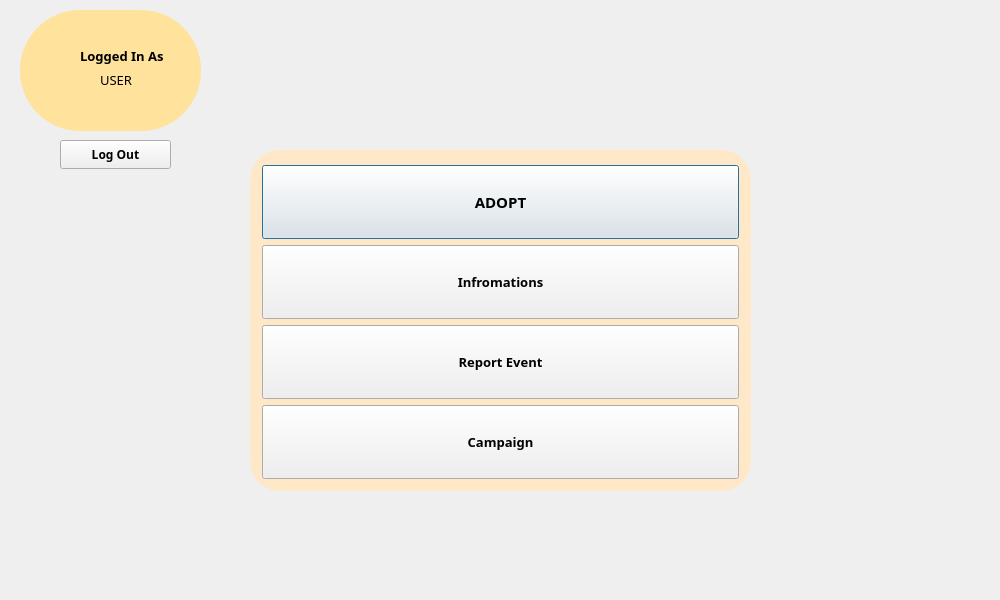
Qt form usermenu.ui (ericktudor/ASPA) before a commit.
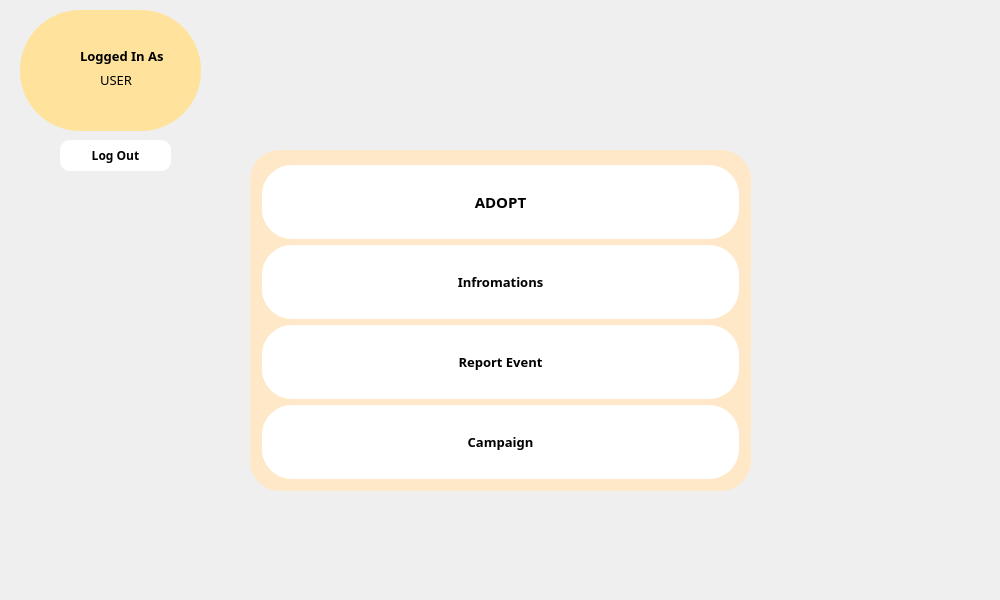
The same form after that commit. Icons and pictures are not drawn.

The edit to the form file:
```diff
--- a/usermenu.ui
+++ b/usermenu.ui
@@ -65,6 +65,12 @@
         <bold>true</bold>
        </font>
       </property>
+      <property name="styleSheet">
+       <string notr="true">#pushButton{
+	background-color: rgb(255, 255, 255);
+border-radius:30px;
+}</string>
+      </property>
       <property name="text">
        <string>ADOPT</string>
       </property>
@@ -85,6 +91,12 @@
         <bold>true</bold>
        </font>
       </property>
+      <property name="styleSheet">
+       <string notr="true">#pushButton_3{
+	background-color: rgb(255, 255, 255);
+border-radius:30px;
+}</string>
+      </property>
       <property name="text">
        <string>Infromations</string>
       </property>
@@ -105,6 +117,12 @@
         <bold>true</bold>
        </font>
       </property>
+      <property name="styleSheet">
+       <string notr="true">#pushButton_4{
+	background-color: rgb(255, 255, 255);
+border-radius:30px;
+}</string>
+      </property>
       <property name="text">
        <string>Report Event</string>
       </property>
@@ -125,6 +143,12 @@
         <bold>true</bold>
        </font>
       </property>
+      <property name="styleSheet">
+       <string notr="true">#pushButton_2{
+	background-color: rgb(255, 255, 255);
+border-radius:30px;
+}</string>
+      </property>
       <property name="text">
        <string>Campaign</string>
       </property>
@@ -211,7 +235,7 @@
      <x>60</x>
      <y>140</y>
      <width>111</width>
-     <height>29</height>
+     <height>31</height>
     </rect>
    </property>
    <property name="font">
@@ -222,8 +246,8 @@
    </property>
    <property name="styleSheet">
     <string notr="true">#pushButton_5{
-
-
+	background-color: rgb(255, 255, 255);
+border-radius:10px;
 }</string>
    </property>
    <property name="text">
```
